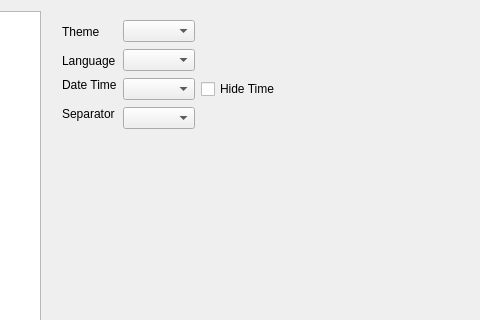
YtxCash/YTX, file dialog/preferences.ui: the form before one commit; both pictures show x 120 to 600 and y 0 to 320 of the 957 by 565 pixel window.
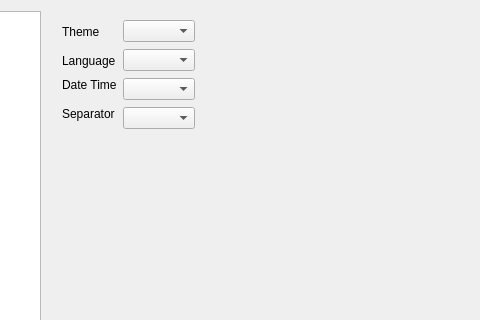
The form after the commit. The open tabs and pages were chosen to show the change. Custom widgets are drawn as their Qt base class.

```diff
--- a/dialog/preferences.ui
+++ b/dialog/preferences.ui
@@ -148,19 +148,6 @@
          </property>
         </spacer>
        </item>
-       <item row="2" column="2" rowspan="2">
-        <widget class="QCheckBox" name="checkHideTime">
-         <property name="sizePolicy">
-          <sizepolicy hsizetype="Preferred" vsizetype="Fixed">
-           <horstretch>0</horstretch>
-           <verstretch>0</verstretch>
-          </sizepolicy>
-         </property>
-         <property name="text">
-          <string>Hide Time</string>
-         </property>
-        </widget>
-       </item>
        <item row="2" column="3" rowspan="2">
         <spacer name="horizontalSpacer_11">
          <property name="orientation">
```
Left out of the diff: 2 changed lines with no effect on the pictures.
